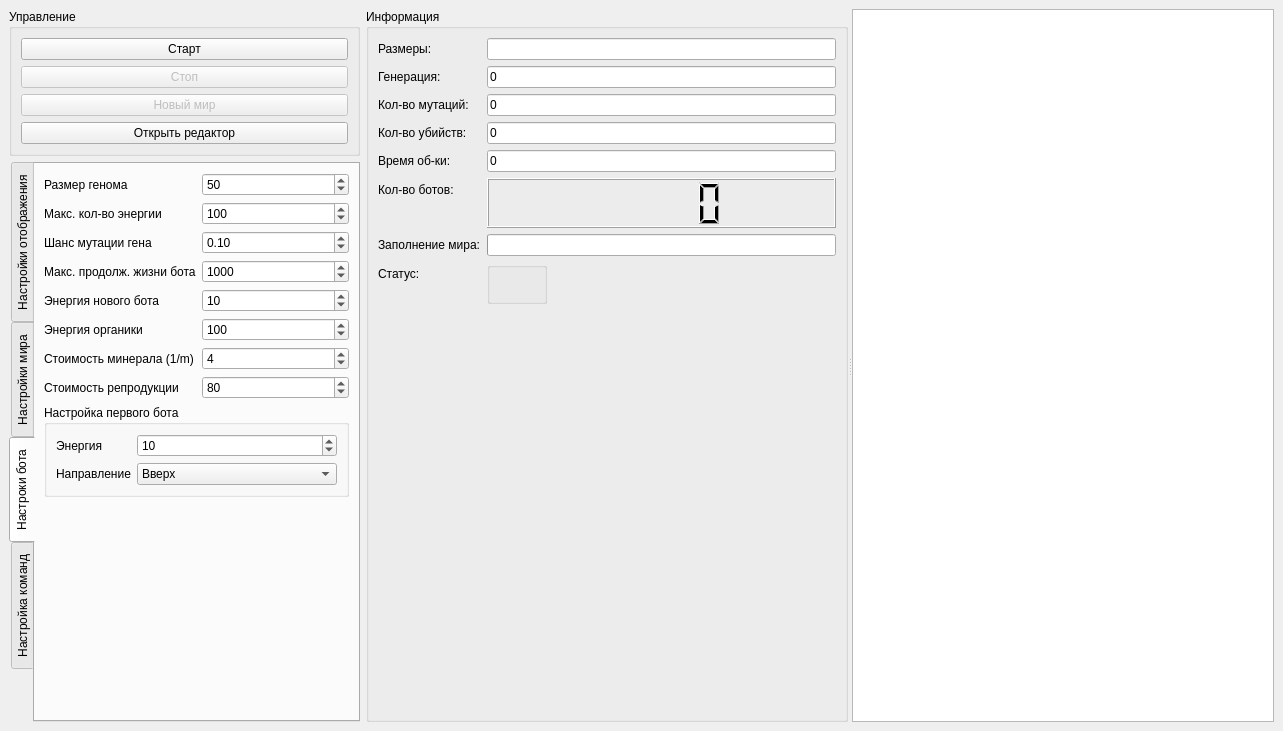
This is mainwindow.ui in TomasGlgg/QGenetic as Qt 5 draws it before an edit. The edited form follows.
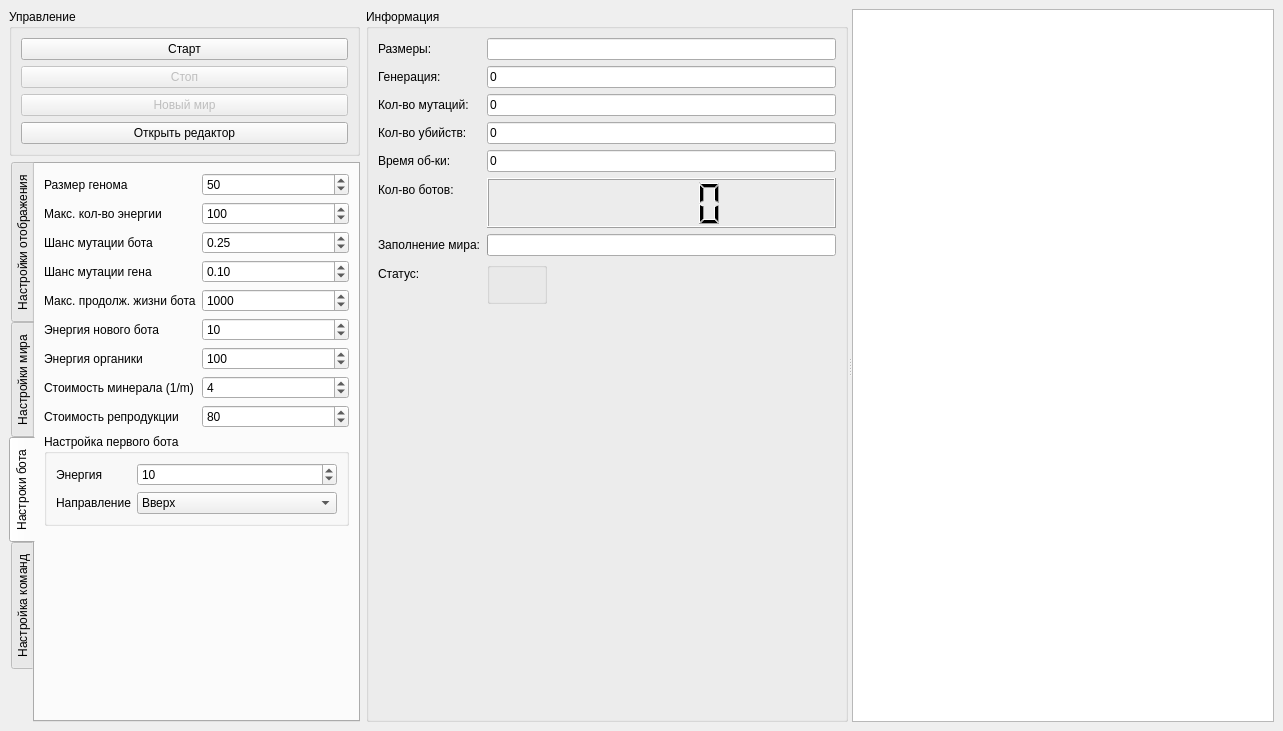
This is the edited form. The open tabs and pages were chosen to show the change.

Patch:
```diff
--- a/mainwindow.ui
+++ b/mainwindow.ui
@@ -487,17 +487,14 @@
            </widget>
           </item>
           <item row="2" column="0">
-           <widget class="QLabel" name="label_8">
+           <widget class="QLabel" name="label_34">
             <property name="text">
-             <string>Шанс мутации гена</string>
+             <string>Шанс мутации бота</string>
             </property>
            </widget>
           </item>
           <item row="2" column="1">
-           <widget class="QDoubleSpinBox" name="mutation_chance">
-            <property name="minimum">
-             <double>0.000000000000000</double>
-            </property>
+           <widget class="QDoubleSpinBox" name="botMutationChance">
             <property name="maximum">
              <double>1.000000000000000</double>
             </property>
@@ -505,18 +502,18 @@
              <double>0.100000000000000</double>
             </property>
             <property name="value">
-             <double>0.100000000000000</double>
+             <double>0.250000000000000</double>
             </property>
            </widget>
           </item>
-          <item row="3" column="0">
+          <item row="4" column="0">
            <widget class="QLabel" name="label_15">
             <property name="text">
              <string>Макс. продолж. жизни бота</string>
             </property>
            </widget>
           </item>
-          <item row="3" column="1">
+          <item row="4" column="1">
            <widget class="QSpinBox" name="max_old">
             <property name="minimum">
              <number>2</number>
@@ -529,14 +526,14 @@
             </property>
            </widget>
           </item>
-          <item row="4" column="0">
+          <item row="5" column="0">
            <widget class="QLabel" name="label_27">
             <property name="text">
              <string>Энергия нового бота</string>
             </property>
            </widget>
           </item>
-          <item row="4" column="1">
+          <item row="5" column="1">
            <widget class="QSpinBox" name="new_bot_energy">
             <property name="minimum">
              <number>1</number>
@@ -549,14 +546,14 @@
             </property>
            </widget>
           </item>
-          <item row="5" column="0">
+          <item row="6" column="0">
            <widget class="QLabel" name="label_28">
             <property name="text">
              <string>Энергия органики</string>
             </property>
            </widget>
           </item>
-          <item row="5" column="1">
+          <item row="6" column="1">
            <widget class="QSpinBox" name="organicEnergy">
             <property name="minimum">
              <number>1</number>
@@ -569,28 +566,28 @@
             </property>
            </widget>
           </item>
-          <item row="6" column="0">
+          <item row="7" column="0">
            <widget class="QLabel" name="label_29">
             <property name="text">
              <string>Стоимость минерала (1/m)</string>
             </property>
            </widget>
           </item>
-          <item row="6" column="1">
+          <item row="7" column="1">
            <widget class="QSpinBox" name="mineralPrice">
             <property name="value">
              <number>4</number>
             </property>
            </widget>
           </item>
-          <item row="7" column="0">
+          <item row="8" column="0">
            <widget class="QLabel" name="label_30">
             <property name="text">
              <string>Стоимость репродукции</string>
             </property>
            </widget>
           </item>
-          <item row="7" column="1">
+          <item row="8" column="1">
            <widget class="QSpinBox" name="reproductionPrice">
             <property name="minimum">
              <number>1</number>
@@ -603,7 +600,7 @@
             </property>
            </widget>
           </item>
-          <item row="8" column="0" colspan="2">
+          <item row="9" column="0" colspan="2">
            <widget class="QGroupBox" name="groupBox_7">
             <property name="title">
              <string>Настройка первого бота</string>
@@ -683,6 +680,29 @@
             </layout>
            </widget>
           </item>
+          <item row="3" column="1">
+           <widget class="QDoubleSpinBox" name="genMutationChance">
+            <property name="minimum">
+             <double>0.000000000000000</double>
+            </property>
+            <property name="maximum">
+             <double>1.000000000000000</double>
+            </property>
+            <property name="singleStep">
+             <double>0.100000000000000</double>
+            </property>
+            <property name="value">
+             <double>0.100000000000000</double>
+            </property>
+           </widget>
+          </item>
+          <item row="3" column="0">
+           <widget class="QLabel" name="label_8">
+            <property name="text">
+             <string>Шанс мутации гена</string>
+            </property>
+           </widget>
+          </item>
          </layout>
         </widget>
         <widget class="QWidget" name="tab_6">
```
Left out of the diff: 2 changed lines with no effect on the pictures.
